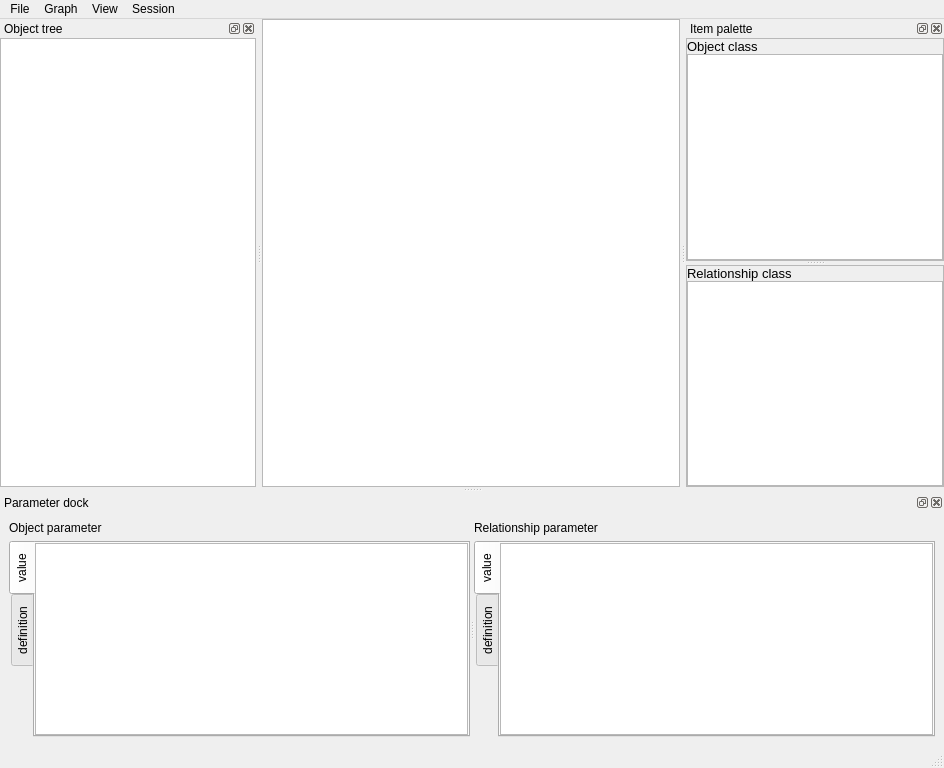
Before: the Qt Designer form spinetoolbox/ui/graph_view_form.ui in spine-tools/Spine-Toolbox, drawn with Qt 5.
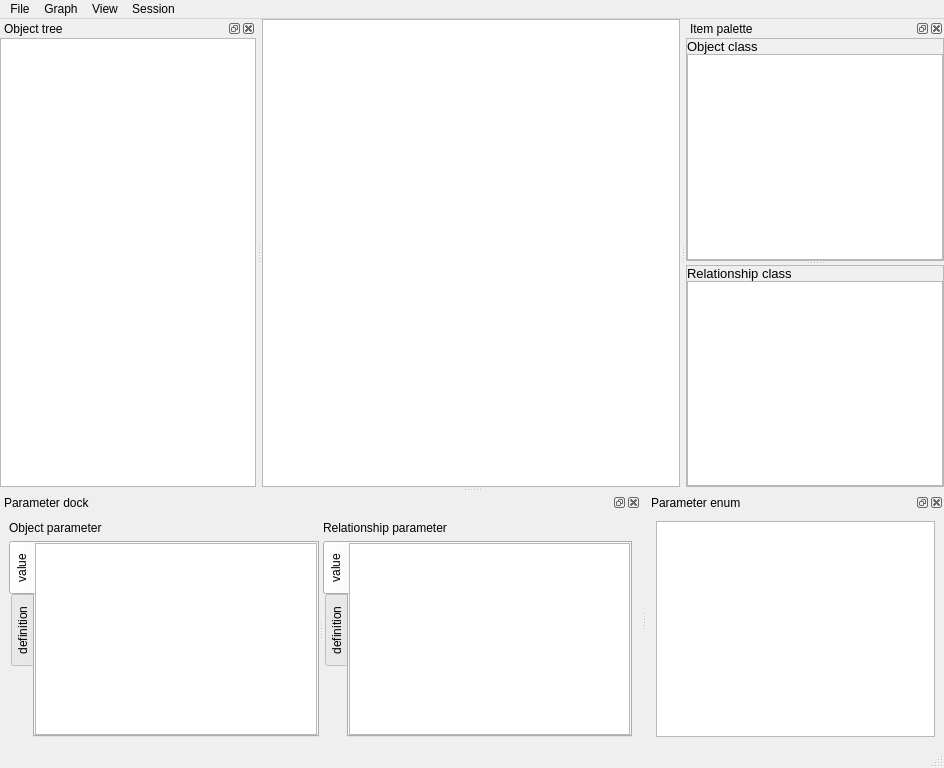
After: the same form once the commit is applied. Icons and pictures are not drawn. Custom widgets are drawn as their Qt base class.

Commit message: Issue #253 updated: towards support for parameter enums.

```diff
--- a/spinetoolbox/ui/graph_view_form.ui
+++ b/spinetoolbox/ui/graph_view_form.ui
@@ -599,6 +599,21 @@
     </layout>
    </widget>
   </widget>
+  <widget class="QDockWidget" name="dockWidget_parameter_enum">
+   <property name="windowTitle">
+    <string>Parameter enum</string>
+   </property>
+   <attribute name="dockWidgetArea">
+    <number>8</number>
+   </attribute>
+   <widget class="QWidget" name="dockWidgetContents_3">
+    <layout class="QVBoxLayout" name="verticalLayout_13">
+     <item>
+      <widget class="QTreeView" name="treeView_parameter_enum"/>
+     </item>
+    </layout>
+   </widget>
+  </widget>
   <action name="actionGraph_reinstate_pruned">
    <property name="text">
     <string>Reinstate pruned items</string>
```
The commit also changes 7 other files.
